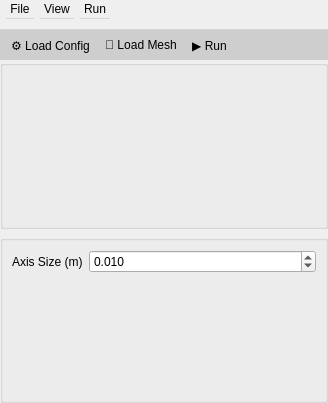
Before: the Qt Designer form noether_gui/ui/tpp_widget.ui in ros-industrial/noether, drawn with Qt 5.
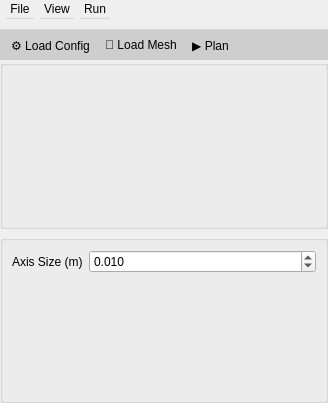
After: the same form once the commit is applied.

Commit message:
Change button text to execute the pipeline
From "Run" to "Plan"

The edit to the form file:
```diff
--- a/noether_gui/ui/tpp_widget.ui
+++ b/noether_gui/ui/tpp_widget.ui
@@ -179,7 +179,7 @@
   </action>
   <action name="action_executePipeline">
    <property name="text">
-    <string>▶️ Run</string>
+    <string>▶️ Plan</string>
    </property>
    <property name="shortcut">
     <string>Ctrl+R</string>
```
